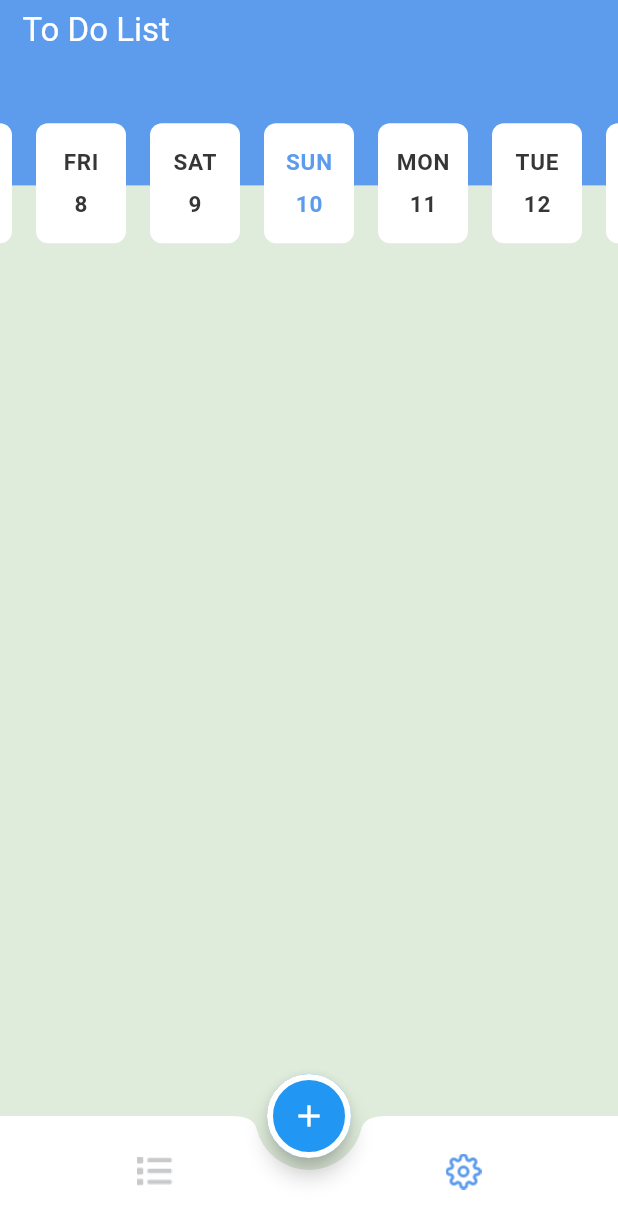
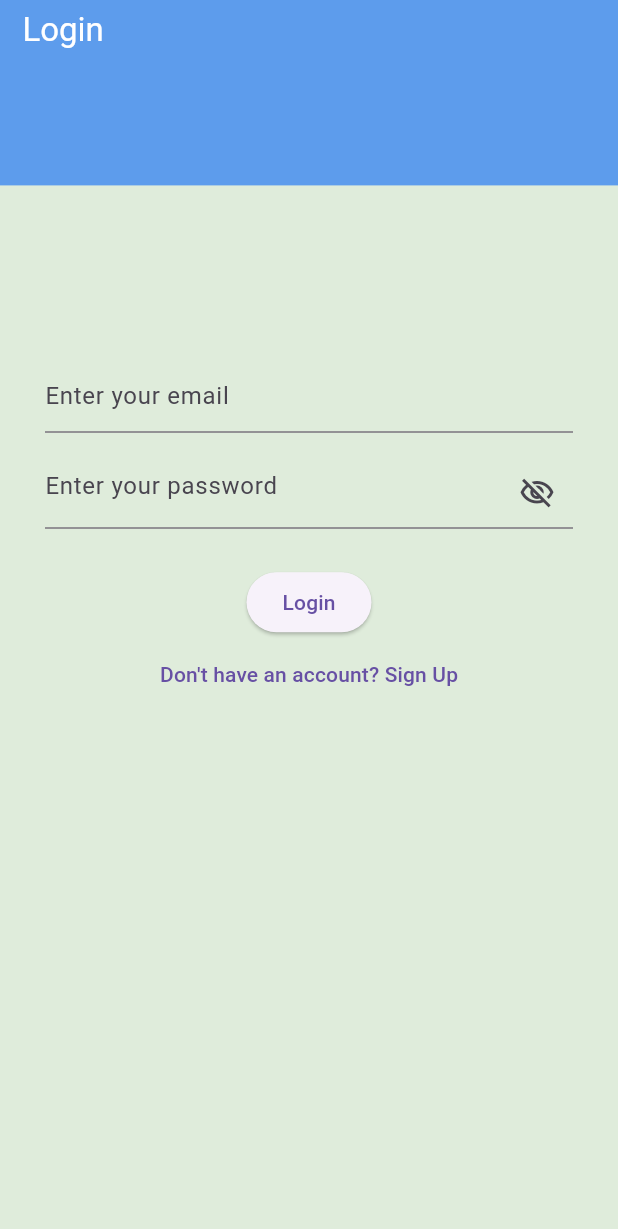
Before and after one commit to NadaKattan/task_manager, a Flutter app: the screen it shows after launch, on a phone screen of 412 x 824 dp. Shown: the top 1229 px of the screen. Run offline on Flutter 3.47's test engine with Material 3 defaults, Android fonts, the phone set to English and light mode, and no system bars; drawn by our look-alikes of easy_date_timeline; our stand-ins replace cloud_firestore, firebase_core, flutter_slidable, fluttertoast; accounts and stored records are empty.

Commit message:
add authentication screens

```diff
--- a/lib/main.dart
+++ b/lib/main.dart
@@ -2,17 +2,19 @@ import 'package:cloud_firestore/cloud_firestore.dart';
 import 'package:firebase_core/firebase_core.dart';
 import 'package:flutter/material.dart';
 import 'package:provider/provider.dart';
-import 'package:task_manager/home_screen.dart';
+import 'package:task_manager/views/home_screen.dart';
 import 'package:task_manager/tabs/tasks/tasks_provider.dart';
+import 'package:task_manager/views/login_screen.dart';
+import 'package:task_manager/views/register_screen.dart';
 import 'app_theme.dart';
 
 void main() async {
   WidgetsFlutterBinding.ensureInitialized();
   await Firebase.initializeApp(
-    // name: "task-manger",
-    //   demoProjectId: "com.example.task_manager",
+      // name: "task-manger",
+        // demoProjectId: "com.example.task_manager",
       // options: DefaultFirebaseOptions.currentPlatform
-  );
+      );
   await FirebaseFirestore.instance.disableNetwork();
   runApp(ChangeNotifierProvider(
     create: (_) => TasksProvider(),
@@ -30,8 +32,10 @@ class MyApp extends StatelessWidget {
       title: 'task_manager',
       routes: {
         HomeScreen.routeName: (_) => HomeScreen(),
+        LoginScreen.routeName: (_) => LoginScreen(),
+        RegisterScreen.routeName: (_) => RegisterScreen(),
       },
-      initialRoute: HomeScreen.routeName,
+      initialRoute: LoginScreen.routeName,
       theme: AppTheme.lightThemeData,
       darkTheme: AppTheme.darkThemeData,
       themeMode: ThemeMode.light,
--- a/lib/tabs/tasks/tasks_tab.dart
+++ b/lib/tabs/tasks/tasks_tab.dart
@@ -23,7 +23,6 @@ class _TasksTabState extends State<TasksTab> {
       tasksProvider.getTasks();
       shouldGetTasks = false;
     }
-    // print("object");
     double screenHeight = MediaQuery.sizeOf(context).height;
     return Column(
       children: [
--- /dev/null
+++ b/lib/views/login_screen.dart
@@ -0,0 +1,109 @@
+import 'package:flutter/material.dart';
+import 'package:task_manager/app_theme.dart';
+import 'package:task_manager/views/home_screen.dart';
+import 'package:task_manager/views/register_screen.dart';
+import 'package:task_manager/widgets/custom_textformfield.dart';
+
+class LoginScreen extends StatefulWidget {
+  const LoginScreen({super.key});
+  static const String routeName = "/login";
+
+  @override
+  State<LoginScreen> createState() => _LoginScreenState();
+}
+
+class _LoginScreenState extends State<LoginScreen> {
+  TextEditingController emailController = TextEditingController();
+  TextEditingController passwordController = TextEditingController();
+  var formKey = GlobalKey<FormState>();
+  @override
+  Widget build(BuildContext context) {
+    return Scaffold(
+      body: Column(
+        children: [
+          Stack(
+            children: [
+              Container(
+                height: MediaQuery.sizeOf(context).height * 0.15,
+                width: double.infinity,
+                color: AppTheme.primary,
+              ),
+              PositionedDirectional(
+                start: 15,
+                top: 5,
+                child: SafeArea(
+                  child: Text(
+                    "Login",
+                    style: Theme.of(context).textTheme.headlineSmall,
+                  ),
+                ),
+              ),
+            ],
+          ),
+          Spacer(
+            flex: 1,
+          ),
+          Padding(
+            padding: EdgeInsets.symmetric(horizontal: 30),
+            child: Form(
+              key: formKey,
+              child: Column(
+                children: [
+                  CustomTextFormField(
+                    controller: emailController,
+                    hintText: "Enter your email",
+                    validator: (value) {
+                        if (value == null || value.trim().isEmpty) {
+                          return "email can't be empty";
+                        }
+                        return null;
+                      },
+                  ),
+                  const SizedBox(
+                    height: 16,
+                  ),
+                  CustomTextFormField(
+                    controller: passwordController,
+                    hintText: "Enter your password",
+                    isPassword: true,
+                    validator: (value) {
+                        if (value == null || value.trim().isEmpty) {
+                          return "Password can't be empty";
+                        }
+                        else if(value.length<6){
+                          return "Password can't be less than 6 characters";
+                        }
+                        return null;
+                      },
+                  ),
+                  const SizedBox(
+                    height: 25,
+                  ),
+                  ElevatedButton(
+                    onPressed: () {
+                      if (formKey.currentState!.validate()) {
+                        Navigator.of(context)
+                          .pushReplacementNamed(HomeScreen.routeName);
+                      }
+                    },
+                    child: const Text("Login"),
+                  ),
+                  TextButton(
+                    onPressed: () {
+                      Navigator.of(context)
+                          .pushReplacementNamed(RegisterScreen.routeName);
+                    },
+                    child: Text("Don't have an account? Sign Up"),
+                  ),
+                ],
+              ),
+            ),
+          ),
+          Spacer(
+            flex: 3,
+          ),
+        ],
+      ),
+    );
+  }
+}
--- a/lib/widgets/custom_textformfield.dart
+++ b/lib/widgets/custom_textformfield.dart
@@ -1,28 +1,47 @@
 import 'package:flutter/material.dart';
 
-class CustomTextFormField extends StatelessWidget {
-   CustomTextFormField(
-      {super.key,
-      required this.controller,
-      required this.hintText,
-      required this.type});
-   TextEditingController controller;
-   String? hintText;
-   String type;
+class CustomTextFormField extends StatefulWidget {
+  CustomTextFormField({
+    required this.controller,
+    required this.hintText,
+    required this.validator,
+    this.isPassword = false,
+    super.key,
+  });
+  TextEditingController controller;
+  String? hintText;
+  String? Function(String?)? validator;
+  bool isPassword;
+
+  @override
+  State<CustomTextFormField> createState() => _CustomTextFormFieldState();
+}
+
+class _CustomTextFormFieldState extends State<CustomTextFormField> {
+  late bool isObscure = widget.isPassword;
+
   @override
   Widget build(BuildContext context) {
     return TextFormField(
-      controller: controller,
+      controller: widget.controller,
       decoration: InputDecoration(
-        hintText: hintText,
-      ),
-      validator: (String? value) {
-        if (value == null || value.isEmpty) {
-          return '$type field is required';
-        } else {
-          return null;
-        }
-      },
+          hintText: widget.hintText,
+          suffixIcon: widget.isPassword
+              ? InkWell(
+                  onTap: () {
+                    isObscure = !isObscure;
+                    setState(() {});
+                  },
+                  child: Icon(
+                    isObscure
+                        ? Icons.visibility_off_outlined
+                        : Icons.visibility_outlined,
+                  ),
+                )
+              : null),
+      validator: widget.validator,
+      autovalidateMode: AutovalidateMode.onUserInteraction,
+      obscureText: isObscure,
     );
   }
 }
```
Also changed, not shown: lib/tabs/tasks/add_bottom_sheet_task.dart (+27 -22 lines), lib/views/register_screen.dart (added, +123 -0 lines), lib/views/home_screen.dart (renamed from lib/home_screen.dart).
